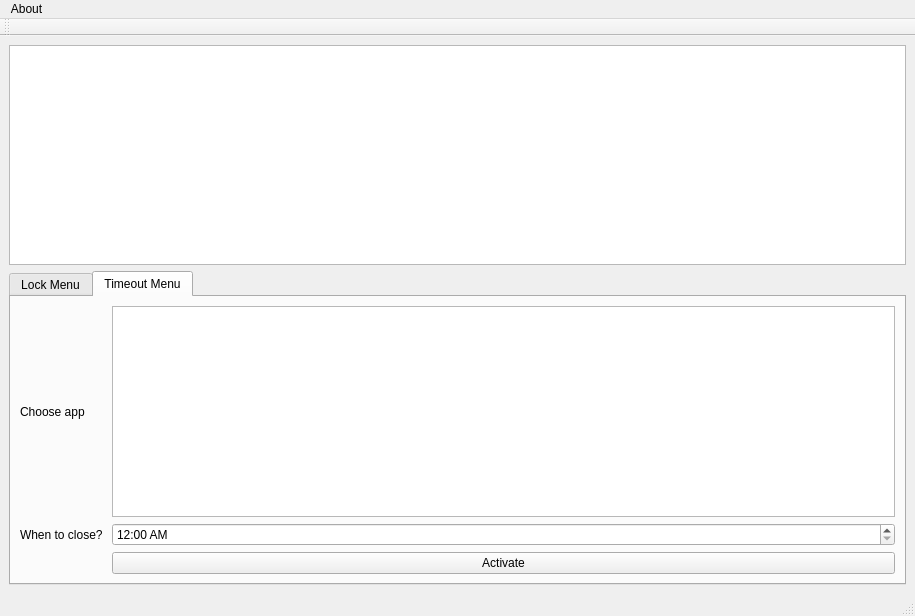
Qt form resources/FocusUI.ui (PatrickDuong3001/FocusHelper) before a commit.
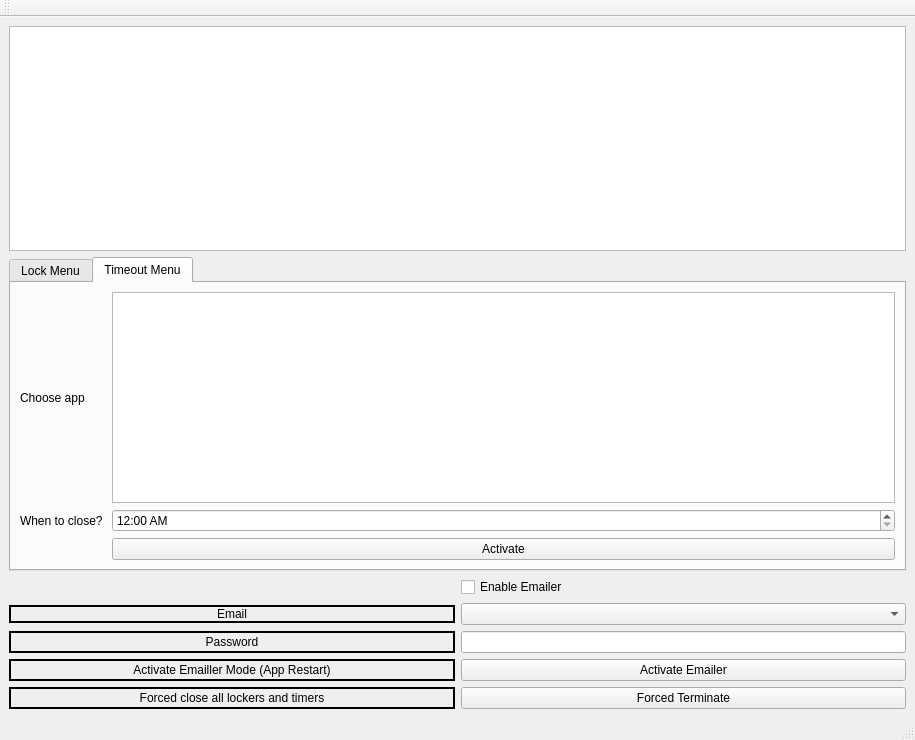
The same form after that commit. The open tabs and pages were chosen to show the change.

Commit message: beginning code for advanced mode

Patch:
```diff
--- a/resources/FocusUI.ui
+++ b/resources/FocusUI.ui
@@ -7,7 +7,7 @@
     <x>0</x>
     <y>0</y>
     <width>915</width>
-    <height>616</height>
+    <height>740</height>
    </rect>
   </property>
   <property name="cursor">
@@ -317,6 +317,120 @@
       </item>
      </layout>
     </item>
+    <item>
+     <layout class="QGridLayout" name="gridLayout_3">
+      <item row="6" column="0">
+       <widget class="QLabel" name="passLabel">
+        <property name="frameShape">
+         <enum>QFrame::WinPanel</enum>
+        </property>
+        <property name="text">
+         <string>Password</string>
+        </property>
+        <property name="alignment">
+         <set>Qt::AlignCenter</set>
+        </property>
+       </widget>
+      </item>
+      <item row="5" column="0">
+       <widget class="QLabel" name="emailLabel">
+        <property name="sizePolicy">
+         <sizepolicy hsizetype="Expanding" vsizetype="Fixed">
+          <horstretch>0</horstretch>
+          <verstretch>0</verstretch>
+         </sizepolicy>
+        </property>
+        <property name="layoutDirection">
+         <enum>Qt::LeftToRight</enum>
+        </property>
+        <property name="frameShape">
+         <enum>QFrame::WinPanel</enum>
+        </property>
+        <property name="text">
+         <string>Email</string>
+        </property>
+        <property name="alignment">
+         <set>Qt::AlignCenter</set>
+        </property>
+       </widget>
+      </item>
+      <item row="6" column="1">
+       <widget class="QLineEdit" name="passInsert"/>
+      </item>
+      <item row="4" column="1">
+       <widget class="QCheckBox" name="emailEnable">
+        <property name="sizePolicy">
+         <sizepolicy hsizetype="Expanding" vsizetype="Fixed">
+          <horstretch>0</horstretch>
+          <verstretch>0</verstretch>
+         </sizepolicy>
+        </property>
+        <property name="text">
+         <string>Enable Emailer</string>
+        </property>
+       </widget>
+      </item>
+      <item row="5" column="1">
+       <widget class="QComboBox" name="emailList">
+        <property name="sizePolicy">
+         <sizepolicy hsizetype="MinimumExpanding" vsizetype="Fixed">
+          <horstretch>0</horstretch>
+          <verstretch>0</verstretch>
+         </sizepolicy>
+        </property>
+        <property name="cursor">
+         <cursorShape>PointingHandCursor</cursorShape>
+        </property>
+       </widget>
+      </item>
+      <item row="8" column="0">
+       <widget class="QLabel" name="activateLabel">
+        <property name="frameShape">
+         <enum>QFrame::WinPanel</enum>
+        </property>
+        <property name="text">
+         <string>Activate Emailler Mode (App Restart)</string>
+        </property>
+        <property name="alignment">
+         <set>Qt::AlignCenter</set>
+        </property>
+       </widget>
+      </item>
+      <item row="8" column="1">
+       <widget class="QPushButton" name="emailActivate">
+        <property name="cursor">
+         <cursorShape>PointingHandCursor</cursorShape>
+        </property>
+        <property name="text">
+         <string>Activate Emailer</string>
+        </property>
+       </widget>
+      </item>
+      <item row="9" column="1">
+       <widget class="QPushButton" name="shutDown">
+        <property name="cursor">
+         <cursorShape>PointingHandCursor</cursorShape>
+        </property>
+        <property name="text">
+         <string>Forced Terminate</string>
+        </property>
+       </widget>
+      </item>
+      <item row="9" column="0">
+       <widget class="QLabel" name="shutDownLabel">
+        <property name="frameShape">
+         <enum>QFrame::WinPanel</enum>
+        </property>
+        <property name="text">
+         <string>Forced close all lockers and timers</string>
+        </property>
+        <property name="alignment">
+         <set>Qt::AlignCenter</set>
+        </property>
+       </widget>
+      </item>
+     </layout>
+    </item>
    </layout>
   </widget>
   <widget class="QMenuBar" name="menubar">
@@ -328,12 +442,6 @@
      <height>26</height>
     </rect>
    </property>
-   <widget class="QMenu" name="menuAbout">
-    <property name="title">
-     <string>About</string>
-    </property>
-   </widget>
-   <addaction name="menuAbout"/>
   </widget>
   <widget class="QStatusBar" name="statusbar"/>
   <widget class="QToolBar" name="toolBar">
```
Left out of the diff: 84 changed lines with no effect on the pictures. The commit also changes 5 other files.
